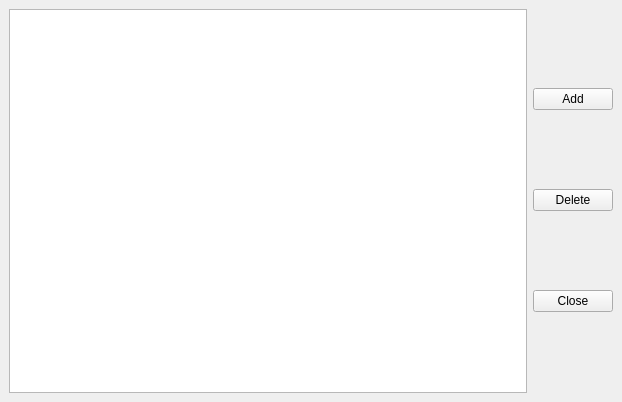
First picture: the form in window_clients.ui, repository ArthurFleischman/PyManager, before the edit.
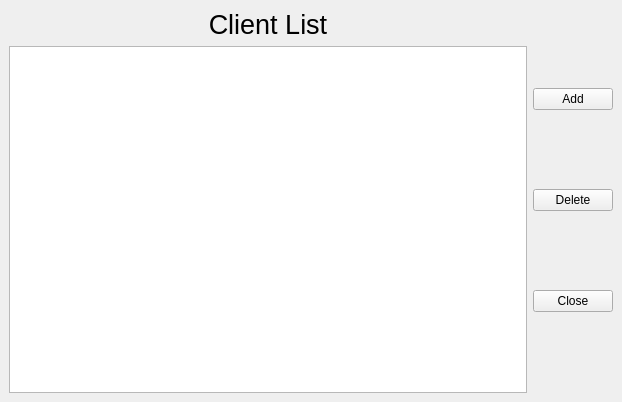
Second picture: the form after the edit.

Commit message: definitive use os DB and GUI

What changed in the file:
```diff
--- a/window_clients.ui
+++ b/window_clients.ui
@@ -10,16 +10,47 @@
     <height>402</height>
    </rect>
   </property>
+  <property name="minimumSize">
+   <size>
+    <width>622</width>
+    <height>402</height>
+   </size>
+  </property>
+  <property name="maximumSize">
+   <size>
+    <width>622</width>
+    <height>402</height>
+   </size>
+  </property>
   <property name="windowTitle">
    <string>MainWindow</string>
   </property>
   <widget class="QWidget" name="centralwidget">
    <layout class="QHBoxLayout" name="horizontalLayout">
     <item>
-     <layout class="QHBoxLayout" name="horizontalLayout_2">
+     <layout class="QVBoxLayout" name="verticalLayout_3">
+      <item>
+       <widget class="QLabel" name="label">
+        <property name="font">
+         <font>
+          <pointsize>20</pointsize>
+         </font>
+        </property>
+        <property name="text">
+         <string>Client List</string>
+        </property>
+        <property name="alignment">
+         <set>Qt::AlignCenter</set>
+        </property>
+       </widget>
+      </item>
       <item>
        <widget class="QListWidget" name="client_lw"/>
       </item>
+     </layout>
+    </item>
+    <item>
+     <layout class="QHBoxLayout" name="horizontalLayout_2">
       <item>
        <layout class="QVBoxLayout" name="verticalLayout">
         <property name="spacing">
```
Left out of the diff: 2 changed lines with no effect on the pictures.
